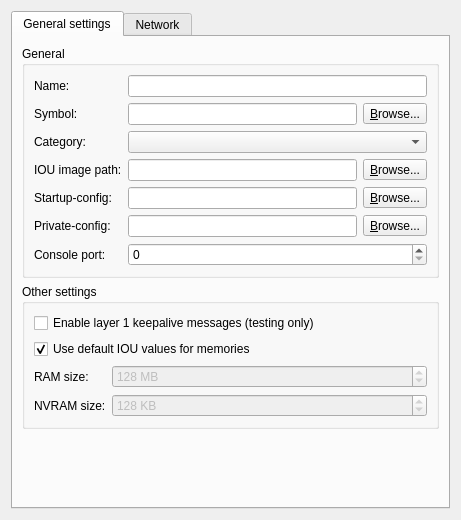
GNS3/gns3-gui, file gns3/modules/iou/ui/iou_device_configuration_page.ui: the form before one commit.
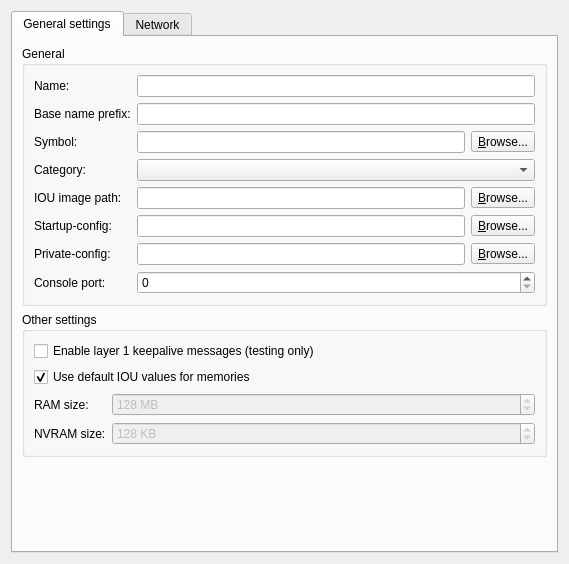
The form after the commit.

Commit message: User configurable base name support for Dynamips, IOU and VPCS. Ref #748.

```diff
--- a/gns3/modules/iou/ui/iou_device_configuration_page.ui
+++ b/gns3/modules/iou/ui/iou_device_configuration_page.ui
@@ -6,8 +6,8 @@
    <rect>
     <x>0</x>
     <y>0</y>
-    <width>461</width>
-    <height>520</height>
+    <width>569</width>
+    <height>564</height>
    </rect>
   </property>
   <property name="windowTitle">
@@ -43,14 +43,14 @@
           <item row="0" column="1">
            <widget class="QLineEdit" name="uiNameLineEdit"/>
           </item>
-          <item row="1" column="0">
+          <item row="2" column="0">
            <widget class="QLabel" name="uiSymbolLabel">
             <property name="text">
              <string>Symbol:</string>
             </property>
            </widget>
           </item>
-          <item row="1" column="1">
+          <item row="2" column="1">
            <layout class="QHBoxLayout" name="horizontalLayout_7">
             <item>
              <widget class="QLineEdit" name="uiSymbolLineEdit"/>
@@ -67,24 +67,24 @@
             </item>
            </layout>
           </item>
-          <item row="2" column="0">
+          <item row="3" column="0">
            <widget class="QLabel" name="uiCategoryLabel">
             <property name="text">
              <string>Category:</string>
             </property>
            </widget>
           </item>
-          <item row="2" column="1">
+          <item row="3" column="1">
            <widget class="QComboBox" name="uiCategoryComboBox"/>
           </item>
-          <item row="3" column="0">
+          <item row="5" column="0">
            <widget class="QLabel" name="uiIOUImageLabel">
             <property name="text">
              <string>IOU image path:</string>
             </property>
            </widget>
           </item>
-          <item row="3" column="1">
+          <item row="5" column="1">
            <layout class="QHBoxLayout" name="horizontalLayout_5">
             <item>
              <widget class="QLineEdit" name="uiIOUImageLineEdit"/>
@@ -101,14 +101,14 @@
             </item>
            </layout>
           </item>
-          <item row="4" column="0">
+          <item row="6" column="0">
            <widget class="QLabel" name="uiStartupConfigLabel">
             <property name="text">
              <string>Startup-config:</string>
             </property>
            </widget>
           </item>
-          <item row="4" column="1">
+          <item row="6" column="1">
            <layout class="QHBoxLayout" name="horizontalLayout_4">
             <item>
              <widget class="QLineEdit" name="uiStartupConfigLineEdit"/>
@@ -125,14 +125,14 @@
             </item>
            </layout>
           </item>
-          <item row="5" column="0">
+          <item row="7" column="0">
            <widget class="QLabel" name="uiPrivateConfigLabel">
             <property name="text">
              <string>Private-config:</string>
             </property>
            </widget>
           </item>
-          <item row="5" column="1">
+          <item row="7" column="1">
            <layout class="QHBoxLayout" name="horizontalLayout_6">
             <item>
              <widget class="QLineEdit" name="uiPrivateConfigLineEdit"/>
@@ -149,20 +149,34 @@
             </item>
            </layout>
           </item>
-          <item row="6" column="0">
+          <item row="8" column="0">
            <widget class="QLabel" name="uiConsolePortLabel">
             <property name="text">
              <string>Console port:</string>
             </property>
            </widget>
           </item>
-          <item row="6" column="1">
+          <item row="8" column="1">
            <widget class="QSpinBox" name="uiConsolePortSpinBox">
             <property name="maximum">
              <number>65535</number>
             </property>
            </widget>
           </item>
+          <item row="1" column="0">
+           <widget class="QLabel" name="uiBaseNamePrefixLabel">
+            <property name="text">
+             <string>Base name prefix:</string>
+            </property>
+           </widget>
+          </item>
+          <item row="1" column="1">
+           <widget class="QLineEdit" name="uiBaseNamePrefixLineEdit">
+            <property name="text">
+             <string/>
+            </property>
+           </widget>
+          </item>
          </layout>
         </widget>
        </item>
```
The commit also changes 22 other files.
